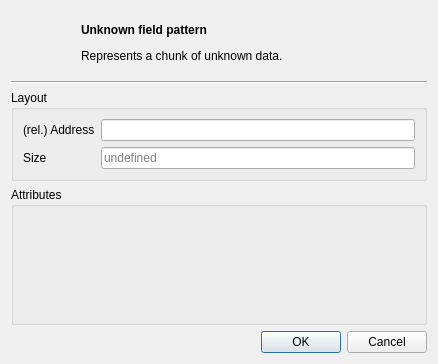
This is src/unknownpatterndialog.ui in dmr-tools/anytone-emu as Qt 5 draws it before an edit. The edited form follows.
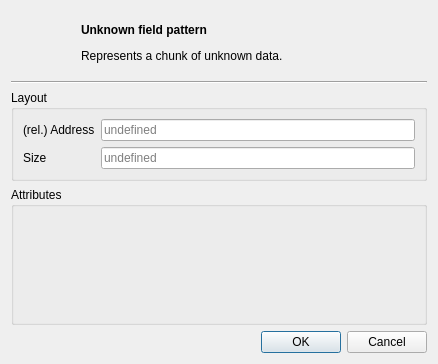
This is the edited form. Custom widgets are drawn as their Qt base class.

Commit message: Fixed ugly address line if undefined.

The edit to the form file:
```diff
--- a/src/unknownpatterndialog.ui
+++ b/src/unknownpatterndialog.ui
@@ -72,7 +72,11 @@
        </widget>
       </item>
       <item row="0" column="1">
-       <widget class="QLineEdit" name="address"/>
+       <widget class="QLineEdit" name="address">
+        <property name="placeholderText">
+         <string>undefined</string>
+        </property>
+       </widget>
       </item>
       <item row="1" column="0">
        <widget class="QLabel" name="label_3">
```
Left out of the diff: 6 changed lines with no effect on the pictures. The commit also changes 17 other files.
